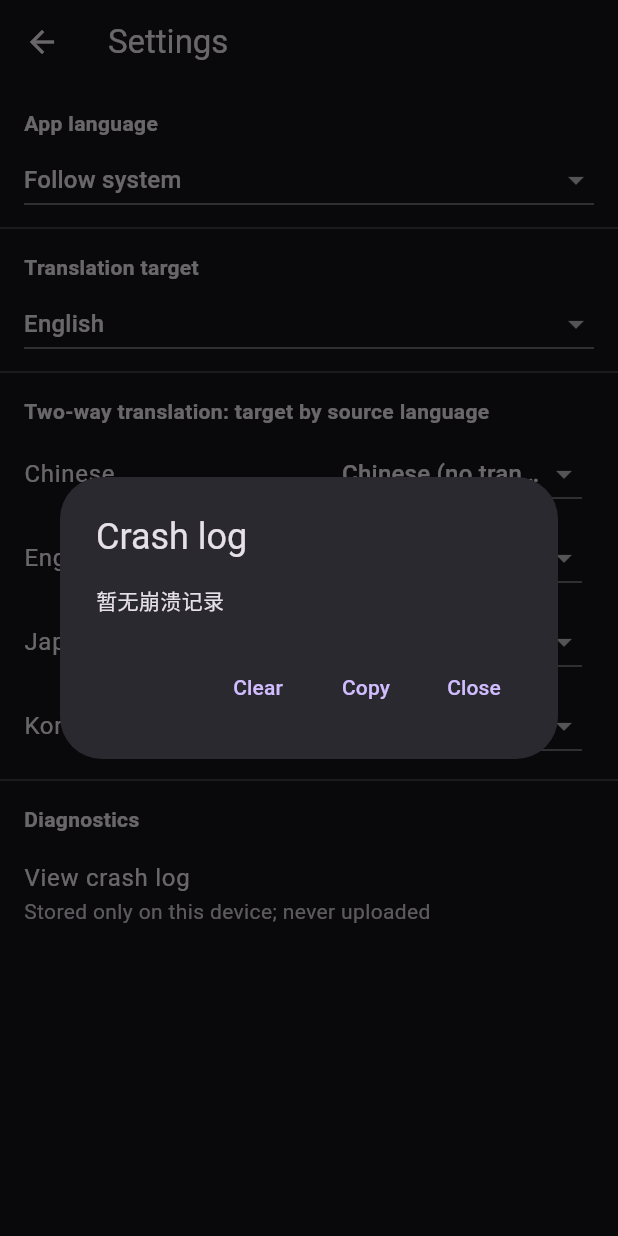
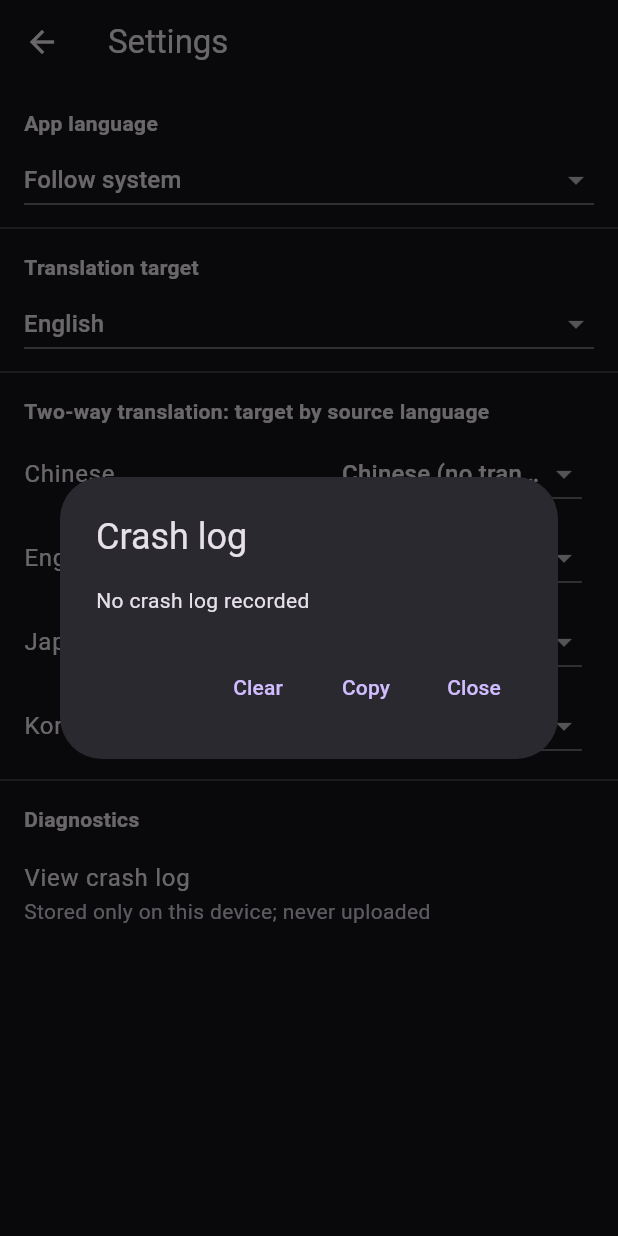
Before and after one commit to DR1N0/loud-caption, a Flutter app: the SettingsScreen screen opened directly with empty values, after a tap on "View crash log", on a phone screen of 412 x 824 dp. Run offline on Flutter 3.47's test engine with Material 3 defaults, Android fonts, the phone set to English and light mode, and no system bars; our stand-ins replace permission_handler, shared_preferences, synchronized, wakelock_plus; missing offline and left inert: llama_flutter_android, record, sherpa_onnx; accounts and stored records are empty.

Commit message:
fix: localize the empty crash-log message

```diff
--- a/lib/diagnostics/crash_log.dart
+++ b/lib/diagnostics/crash_log.dart
@@ -54,12 +54,12 @@ Future<void> _appendEntry(String details) async {
   }
 }
 
-/// The log's content, or a friendly placeholder if nothing's been logged.
+/// The log's content, or an empty string if nothing has been logged. The UI
+/// supplies a localized placeholder.
 Future<String> readCrashLog() async {
   final file = await _logFile();
-  if (!await file.exists()) return '暂无崩溃记录';
-  final content = await file.readAsString();
-  return content.isEmpty ? '暂无崩溃记录' : content;
+  if (!await file.exists()) return '';
+  return file.readAsString();
 }
 
 Future<void> clearCrashLog() async {
--- a/lib/l10n/app_en.arb
+++ b/lib/l10n/app_en.arb
@@ -13,6 +13,7 @@
   "viewCrashLog": "View crash log",
   "crashLogSubtitle": "Stored only on this device; never uploaded",
   "crashLogTitle": "Crash log",
+  "noCrashLog": "No crash log recorded",
   "clear": "Clear",
   "copy": "Copy",
   "close": "Close",
--- a/lib/l10n/app_zh.arb
+++ b/lib/l10n/app_zh.arb
@@ -13,6 +13,7 @@
   "viewCrashLog": "查看崩溃日志",
   "crashLogSubtitle": "仅保存在本机，不会上传",
   "crashLogTitle": "崩溃日志",
+  "noCrashLog": "暂无崩溃记录",
   "clear": "清除",
   "copy": "复制",
   "close": "关闭",
--- a/lib/ui/settings_screen.dart
+++ b/lib/ui/settings_screen.dart
@@ -181,11 +181,12 @@ class _SettingsScreenState extends State<SettingsScreen> {
       context: context,
       builder: (ctx) {
         final l10n = L10n.of(ctx);
+        final displayed = log.isEmpty ? l10n.noCrashLog : log;
         return AlertDialog(
           title: Text(l10n.crashLogTitle),
           content: SizedBox(
             width: double.maxFinite,
-            child: SingleChildScrollView(child: Text(log)),
+            child: SingleChildScrollView(child: Text(displayed)),
           ),
           actions: [
             TextButton(
```
Also changed, not shown: lib/l10n/generated/app_localizations.dart, lib/l10n/generated/app_localizations_en.dart, lib/l10n/generated/app_localizations_zh.dart, 1 other file.
